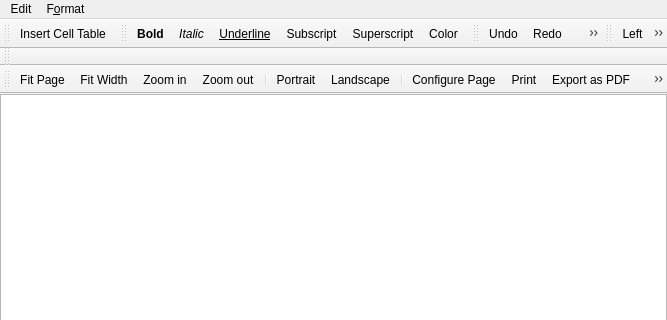
First picture: the form in ui/printdialog.ui, repository jonasstein/clip, before the edit; both pictures show x 0 to 667 and y 0 to 320 of the 667 by 583 pixel window.
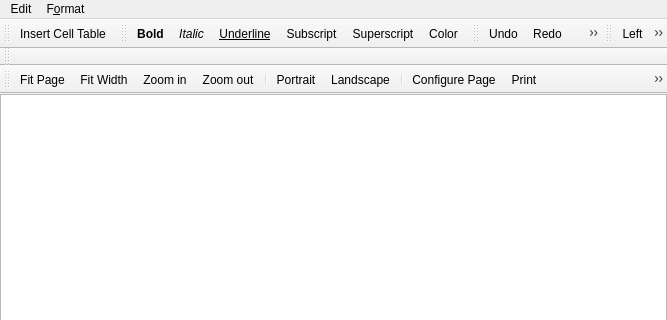
Second picture: the form after the edit. Icons and pictures are not drawn.

Commit message: Table for crystal parameters in PrintDialog now via HTML Template

```diff
--- a/ui/printdialog.ui
+++ b/ui/printdialog.ui
@@ -179,6 +179,7 @@
    <addaction name="separator"/>
    <addaction name="actionConfigurePage"/>
    <addaction name="actionPrint"/>
+   <addaction name="actionPrintQuick"/>
    <addaction name="actionPrintPDF"/>
    <addaction name="actionPrintPS"/>
    <addaction name="actionPrintPNG"/>
@@ -516,6 +517,15 @@
     <string>Export as SVG</string>
    </property>
   </action>
+  <action name="actionPrintQuick">
+   <property name="icon">
+    <iconset resource="../resources/resources.qrc">
+     <normaloff>:/icons/icons/filequickprint.png</normaloff>:/icons/icons/filequickprint.png</iconset>
+   </property>
+   <property name="text">
+    <string>Print to default Printer</string>
+   </property>
+  </action>
  </widget>
  <resources>
   <include location="../resources/resources.qrc"/>
```
Left out of the diff: 21 changed lines with no effect on the pictures. The commit also changes 14 other files.
